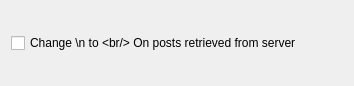
Old version of the form bilbo/advancedsettingsbase.ui in the repository mtux/bilbo.
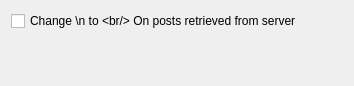
New version of the form.

Commit message: Some spacers added to settings UI

The edit to the form file:
```diff
--- a/bilbo/advancedsettingsbase.ui
+++ b/bilbo/advancedsettingsbase.ui
@@ -20,6 +20,19 @@
      </property>
     </widget>
    </item>
+   <item>
+    <spacer name="verticalSpacer" >
+     <property name="orientation" >
+      <enum>Qt::Vertical</enum>
+     </property>
+     <property name="sizeHint" stdset="0" >
+      <size>
+       <width>20</width>
+       <height>40</height>
+      </size>
+     </property>
+    </spacer>
+   </item>
   </layout>
  </widget>
  <resources/>
```
The commit also changes 2 other files.
